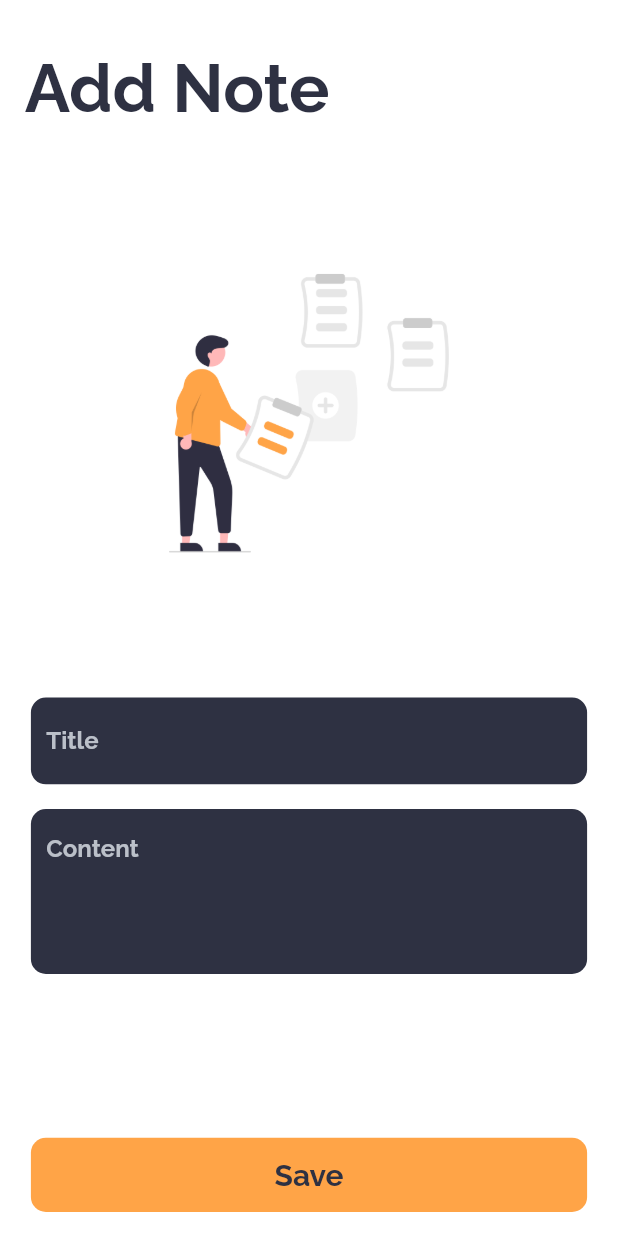
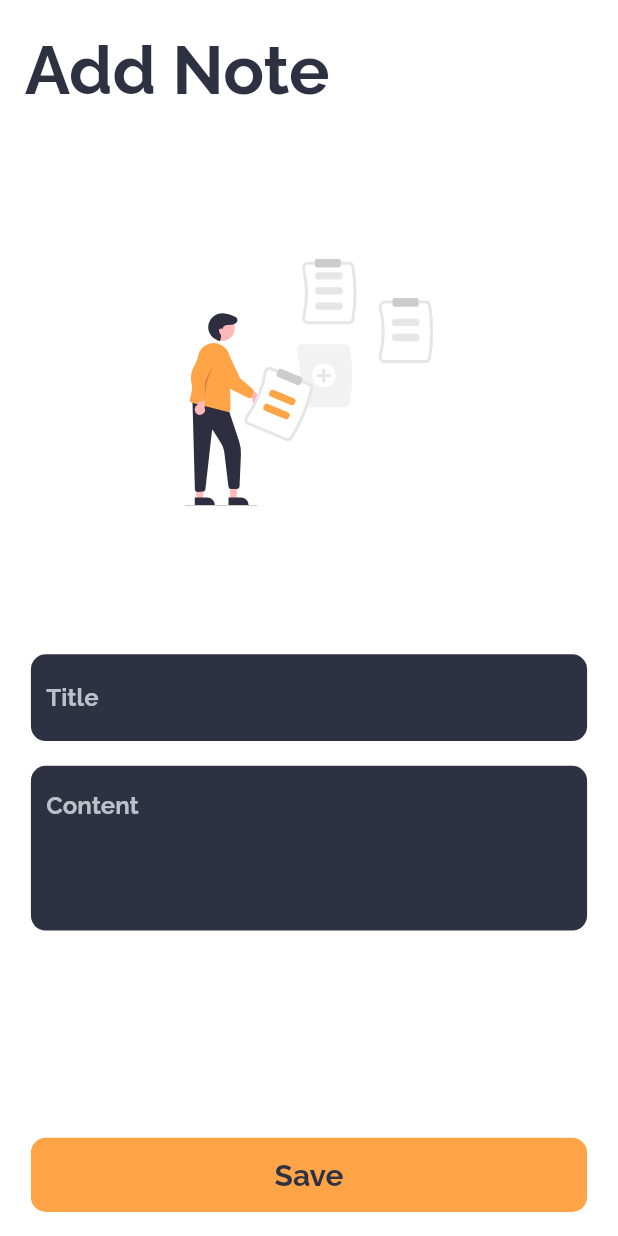
Before and after one commit to himanshugarg08/flutter_notes_rest_api, a Flutter app: the AddNote screen opened directly, on a phone screen of 412 x 824 dp. Run offline on Flutter 3.47's test engine with Material 2 defaults, Android fonts, the phone set to English and light mode, and no system bars; our stand-ins replace flutter_svg, google_fonts; network calls fail.

Commit message:
Add notes page issue fixed

```diff
--- a/lib/screens/add_note.dart
+++ b/lib/screens/add_note.dart
@@ -5,6 +5,7 @@ import 'package:flutter_rest_api/models/note_create_model.dart';
 import 'package:flutter_rest_api/screens/home_page.dart';
 import 'package:flutter_rest_api/widgets/custom_button.dart';
 import 'package:flutter_rest_api/widgets/input_container.dart';
+import 'package:flutter_svg/flutter_svg.dart';
 import 'package:scalify/scalify.dart';
 
 class AddNote extends StatefulWidget {
@@ -18,7 +19,7 @@ class _AddNoteState extends State<AddNote> {
   final TextEditingController _noteContent = TextEditingController();
   final TextEditingController _noteTitle = TextEditingController();
   final GlobalKey<FormState> _formKey = GlobalKey<FormState>();
-  final GlobalKey<ScaffoldState> _scaffoldKey = GlobalKey<ScaffoldState>();
+
   String buttonText = "Save";
   bool isButtonActive = true;
 
@@ -62,22 +63,20 @@ class _AddNoteState extends State<AddNote> {
               child: Column(
                 crossAxisAlignment: CrossAxisAlignment.start,
                 children: [
-                  const VerticalSpacing(of: 4),
+                  const VerticalSpacing(of: 2.5),
                   Text("Add Note",
                       style: Theme.of(context).textTheme.headline3),
-                  const VerticalSpacing(of: 8),
-                  if (isKeyBoard)
-                    Center(
-                      child: SizedBox(
-                        height: 30.h,
-                        width: 70.w,
-                        child: ClipRRect(
-                          borderRadius: BorderRadius.circular(10),
-                          child: Image.asset("assets/add_notes.png"),
-                        ),
-                      ),
+                  if (isKeyBoard) const VerticalSpacing(of: 6),
+                  const VerticalSpacing(of: 6),
+                  Center(
+                    child: SizedBox(
+                      height: !isKeyBoard ? 12.h : 20.h,
+                      width: 60.w,
+                      child: SvgPicture.asset('assets/add_notes.svg'),
                     ),
-                  const VerticalSpacing(of: 8),
+                  ),
+                  if (isKeyBoard) const VerticalSpacing(of: 6),
+                  const VerticalSpacing(of: 6),
                   InputContainer(
                       label: "Title", maxLines: 1, textController: _noteTitle),
                   const VerticalSpacing(of: 2),
--- a/pubspec.yaml
+++ b/pubspec.yaml
@@ -34,6 +34,7 @@ dependencies:
   scalify:
     path: packages/scalify
   http: ^0.13.3
+  flutter_svg: ^0.22.0
 
 
   # The following adds the Cupertino Icons font to your application.
```
Also changed, not shown: assets/add_notes.svg (added), assets/note.svg (added), pubspec.lock.
